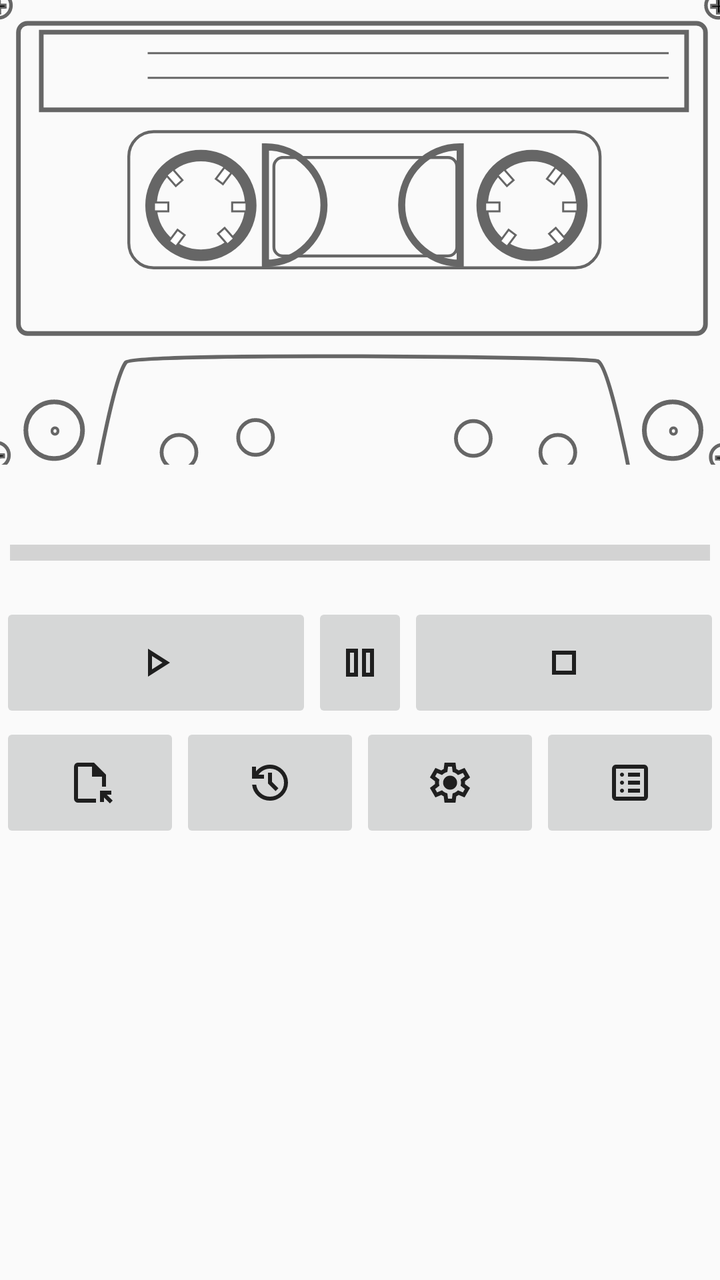
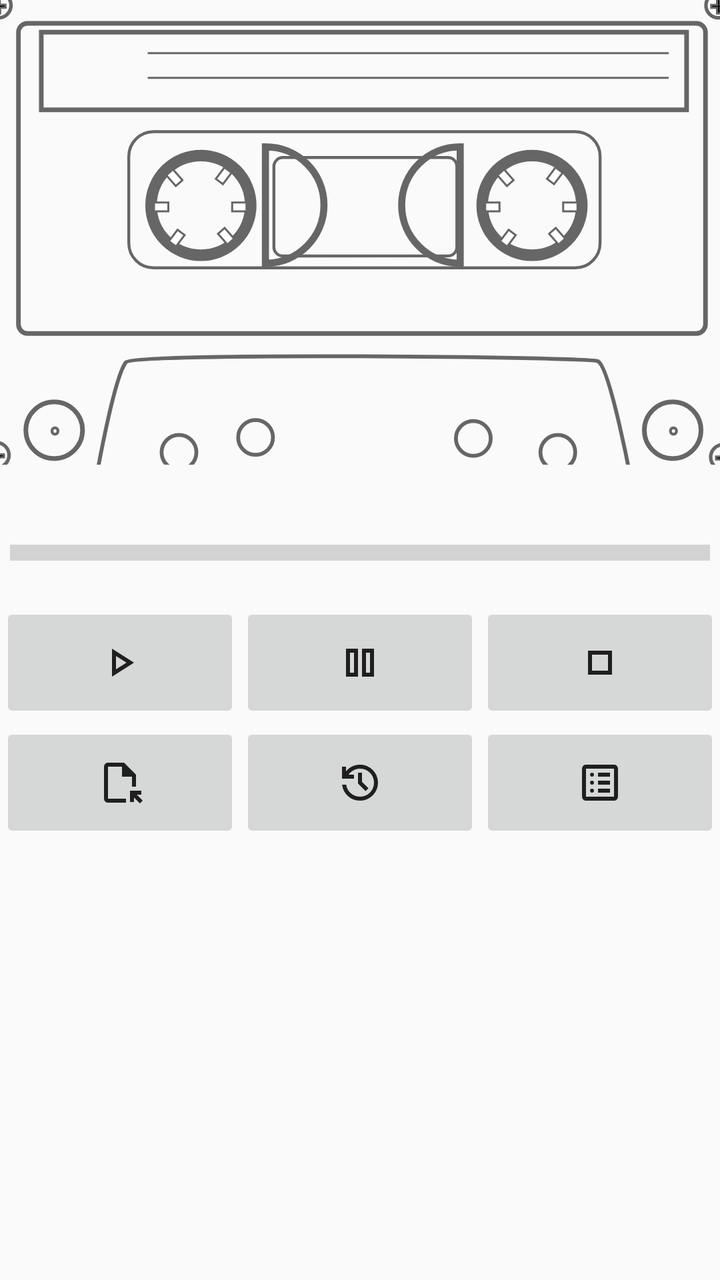

The first picture is an Android layout as it rendered before a commit; the second is the same layout after the commit. The layout source and the unified diff follow.
<!-- AndroidManifest.xml: application theme AppTheme -->
<!-- res/layout/activity_main.xml -->
<?xml version="1.0" encoding="utf-8"?>

<androidx.constraintlayout.widget.ConstraintLayout xmlns:android="http://schemas.android.com/apk/res/android"
    xmlns:app="http://schemas.android.com/apk/res-auto"
    xmlns:tools="http://schemas.android.com/tools"

    android:layout_width="match_parent"
    android:layout_height="wrap_content"
    android:keepScreenOn="true"
    tools:context=".MainActivity">

    <LinearLayout
        android:layout_width="match_parent"
        android:layout_height="match_parent"
        android:orientation="vertical"
        tools:layout_editor_absoluteX="8dp">

        <LinearLayout
            android:layout_width="match_parent"
            android:layout_height="wrap_content"
            android:orientation="vertical">

            <ImageView
                android:id="@+id/ivCassette"
                android:layout_width="match_parent"
                android:layout_height="wrap_content"
                android:adjustViewBounds="true"
                android:contentDescription="@string/cd_cassette"
                android:cropToPadding="true"
                android:paddingHorizontal="0dp"
                android:paddingVertical="0dp"
                android:scaleType="center"
                android:src="@drawable/tape_inactive" />

            <TextView
                android:id="@+id/tvTapeImageName"
                android:layout_width="match_parent"
                android:layout_height="wrap_content"
                android:textAlignment="center" />

            <ProgressBar
                android:id="@+id/pbProgress"
                style="?android:attr/progressBarStyleHorizontal"
                android:layout_width="match_parent"
                android:layout_height="wrap_content"
                android:layout_marginTop="4dp"
                android:layout_marginBottom="4dp"
                android:max="100"
                android:minHeight="32dip"
                android:padding="5dp"
                android:progress="0"
                android:scaleY="2" />

        </LinearLayout>

        <LinearLayout
            android:layout_width="match_parent"
            android:layout_height="wrap_content"
            android:orientation="vertical">

            <LinearLayout
                android:layout_width="match_parent"
                android:layout_height="wrap_content"
                android:orientation="horizontal">

                <ImageButton
                    android:id="@+id/btnPlay"
                    android:layout_width="wrap_content"
                    android:layout_height="wrap_content"
                    android:layout_weight="1"
                    android:contentDescription="@string/cd_play"
                    android:onClick="onPlay"
                    android:paddingVertical="18dp"
                    android:src="@drawable/icon_play" />

                <ImageButton
                    android:id="@+id/btnPause"
                    android:layout_width="wrap_content"
                    android:layout_height="wrap_content"
                    android:layout_weight="0"
                    android:contentDescription="@string/cd_stop"
                    android:onClick="onStopPlaying"
                    android:paddingVertical="18dp"
                    android:src="@drawable/icon_pause" />

                <ImageButton
                    android:id="@+id/btnStop"
                    android:layout_width="wrap_content"
                    android:layout_height="wrap_content"
                    android:layout_weight="1"
                    android:contentDescription="@string/cd_stop"
                    android:onClick="onStopPlaying"
                    android:paddingVertical="18dp"
                    android:src="@drawable/icon_stop" />

            </LinearLayout>

            <LinearLayout
                android:layout_width="match_parent"
                android:layout_height="wrap_content"
                android:orientation="horizontal">

                <ImageButton
                    android:id="@+id/btnBrowse"
                    android:layout_width="wrap_content"
                    android:layout_height="wrap_content"
                    android:layout_weight="1"
                    android:contentDescription="@string/cd_browse"
                    android:onClick="onBrowseTapeImage"
                    android:paddingVertical="18dp"
                    android:src="@drawable/icon_open" />

                <ImageButton
                    android:id="@+id/btnRecent"
                    android:layout_width="wrap_content"
                    android:layout_height="wrap_content"
                    android:layout_weight="1"
                    android:contentDescription="@string/cd_recent"
                    android:onClick="onRecent"
                    android:paddingVertical="18dp"
                    android:src="@drawable/icon_history" />

                <ImageButton
                    android:id="@+id/btnSettings"
                    android:layout_width="wrap_content"
                    android:layout_height="wrap_content"
                    android:layout_weight="1"
                    android:contentDescription="@string/cd_settings"
                    android:onClick="onSettings"
                    android:paddingVertical="18dp"
                    android:src="@drawable/icon_settings" />

                <ImageButton
                    android:id="@+id/btnShowChunks"
                    android:layout_width="wrap_content"
                    android:layout_height="wrap_content"
                    android:layout_weight="1"
                    android:contentDescription="@string/cd_chunks"
                    android:onClick="onDisplayChunks"
                    android:paddingVertical="18dp"
                    android:src="@drawable/icon_list" />

            </LinearLayout>

        </LinearLayout>

        <ListView
            android:id="@+id/lvChunks"
            android:layout_width="match_parent"
            android:layout_height="0dp"
            android:layout_weight="1"
            android:clickable="true"
            android:soundEffectsEnabled="false"
            android:visibility="invisible" />

    </LinearLayout>

</androidx.constraintlayout.widget.ConstraintLayout>
<!-- resources referenced by this layout -->
<resources>
  <!-- drawable icon_history (drawable) -->
  <vector xmlns:android="http://schemas.android.com/apk/res/android"
      android:width="24dp"
      android:height="24dp"
      android:viewportWidth="960"
      android:viewportHeight="960">
    <path
        android:pathData="M480,840q-138,0 -240.5,-91.5T122,520h82q14,104 92.5,172T480,760q117,0 198.5,-81.5T760,480q0,-117 -81.5,-198.5T480,200q-69,0 -129,32t-101,88h110v80L120,400v-240h80v94q51,-64 124.5,-99T480,120q75,0 140.5,28.5t114,77q48.5,48.5 77,114T840,480q0,75 -28.5,140.5t-77,114q-48.5,48.5 -114,77T480,840ZM592,648L440,496v-216h80v184l128,128 -56,56Z"
        android:fillColor="#1f1f1f"/>
  </vector>
  <!-- drawable icon_open (drawable) -->
  <vector xmlns:android="http://schemas.android.com/apk/res/android"
      android:width="24dp"
      android:height="24dp"
      android:viewportWidth="960"
      android:viewportHeight="960">
    <path
        android:pathData="M240,880q-33,0 -56.5,-23.5T160,800v-640q0,-33 23.5,-56.5T240,80h320l240,240v240h-80v-200L520,360v-200L240,160v640h360v80L240,880ZM878,895L760,777v89h-80v-226h226v80h-90l118,118 -56,57ZM240,800v-640,640Z"
        android:fillColor="#1f1f1f"/>
  </vector>
  <!-- drawable icon_pause (drawable) -->
  <vector xmlns:android="http://schemas.android.com/apk/res/android"
      android:width="24dp"
      android:height="24dp"
      android:viewportWidth="960"
      android:viewportHeight="960">
    <path
        android:pathData="M520,760v-560h240v560L520,760ZM200,760v-560h240v560L200,760ZM600,680h80v-400h-80v400ZM280,680h80v-400h-80v400ZM280,280v400,-400ZM600,280v400,-400Z"
        android:fillColor="#1f1f1f"/>
  </vector>
  <!-- drawable icon_play (drawable) -->
  <vector xmlns:android="http://schemas.android.com/apk/res/android"
      android:width="24dp"
      android:height="24dp"
      android:viewportWidth="960"
      android:viewportHeight="960">
    <path
        android:pathData="M320,760v-560l440,280 -440,280ZM400,480ZM400,614 L610,480 400,346v268Z"
        android:fillColor="#1f1f1f"/>
  </vector>
  <!-- drawable icon_settings (drawable) -->
  <vector xmlns:android="http://schemas.android.com/apk/res/android"
      android:width="24dp"
      android:height="24dp"
      android:viewportWidth="960"
      android:viewportHeight="960">
    <path
        android:pathData="m370,880 l-16,-128q-13,-5 -24.5,-12T307,725l-119,50L78,585l103,-78q-1,-7 -1,-13.5v-27q0,-6.5 1,-13.5L78,375l110,-190 119,50q11,-8 23,-15t24,-12l16,-128h220l16,128q13,5 24.5,12t22.5,15l119,-50 110,190 -103,78q1,7 1,13.5v27q0,6.5 -2,13.5l103,78 -110,190 -118,-50q-11,8 -23,15t-24,12L590,880L370,880ZM440,800h79l14,-106q31,-8 57.5,-23.5T639,633l99,41 39,-68 -86,-65q5,-14 7,-29.5t2,-31.5q0,-16 -2,-31.5t-7,-29.5l86,-65 -39,-68 -99,42q-22,-23 -48.5,-38.5T533,266l-13,-106h-79l-14,106q-31,8 -57.5,23.5T321,327l-99,-41 -39,68 86,64q-5,15 -7,30t-2,32q0,16 2,31t7,30l-86,65 39,68 99,-42q22,23 48.5,38.5T427,694l13,106ZM482,620q58,0 99,-41t41,-99q0,-58 -41,-99t-99,-41q-59,0 -99.5,41T342,480q0,58 40.5,99t99.5,41ZM480,480Z"
        android:fillColor="#1f1f1f"/>
  </vector>
  <!-- drawable icon_stop (drawable) -->
  <vector xmlns:android="http://schemas.android.com/apk/res/android"
      android:width="24dp"
      android:height="24dp"
      android:viewportWidth="960"
      android:viewportHeight="960">
    <path
        android:pathData="M320,320v320,-320ZM240,720v-480h480v480L240,720ZM320,640h320v-320L320,320v320Z"
        android:fillColor="#1f1f1f"/>
  </vector>
  <string name="cd_browse">Browse</string>
  <string name="cd_cassette">Cassette</string>
  <string name="cd_chunks">Tape image chunks</string>
  <string name="cd_play">Play</string>
  <string name="cd_recent">Recent</string>
  <string name="cd_settings">Settings</string>
  <string name="cd_stop">Stop</string>
  <style name="AppTheme" parent="Theme.AppCompat.DayNight" />
  <!-- unchanged entries left out for length: 2 -->
</resources>

<!-- the commit's change to res/layout/activity_main.xml (unified diff, before → after) -->
@@ -77,7 +77,7 @@
                     android:id="@+id/btnPause"
                     android:layout_width="wrap_content"
                     android:layout_height="wrap_content"
-                    android:layout_weight="0"
+                    android:layout_weight="1"
                     android:contentDescription="@string/cd_stop"
                     android:onClick="onStopPlaying"
                     android:paddingVertical="18dp"
@@ -121,16 +121,6 @@
                     android:src="@drawable/icon_history" />
 
                 <ImageButton
-                    android:id="@+id/btnSettings"
-                    android:layout_width="wrap_content"
-                    android:layout_height="wrap_content"
-                    android:layout_weight="1"
-                    android:contentDescription="@string/cd_settings"
-                    android:onClick="onSettings"
-                    android:paddingVertical="18dp"
-                    android:src="@drawable/icon_settings" />
-
-                <ImageButton
                     android:id="@+id/btnShowChunks"
                     android:layout_width="wrap_content"
                     android:layout_height="wrap_content"
<!-- resource entries referenced after the edit -->
@@ -40,16 +40,6 @@
         android:pathData="M320,760v-560l440,280 -440,280ZM400,480ZM400,614 L610,480 400,346v268Z"
         android:fillColor="#1f1f1f"/>
   </vector>
-  <!-- drawable icon_settings (drawable) -->
-  <vector xmlns:android="http://schemas.android.com/apk/res/android"
-      android:width="24dp"
-      android:height="24dp"
-      android:viewportWidth="960"
-      android:viewportHeight="960">
-    <path
-        android:pathData="m370,880 l-16,-128q-13,-5 -24.5,-12T307,725l-119,50L78,585l103,-78q-1,-7 -1,-13.5v-27q0,-6.5 1,-13.5L78,375l110,-190 119,50q11,-8 23,-15t24,-12l16,-128h220l16,128q13,5 24.5,12t22.5,15l119,-50 110,190 -103,78q1,7 1,13.5v27q0,6.5 -2,13.5l103,78 -110,190 -118,-50q-11,8 -23,15t-24,12L590,880L370,880ZM440,800h79l14,-106q31,-8 57.5,-23.5T639,633l99,41 39,-68 -86,-65q5,-14 7,-29.5t2,-31.5q0,-16 -2,-31.5t-7,-29.5l86,-65 -39,-68 -99,42q-22,-23 -48.5,-38.5T533,266l-13,-106h-79l-14,106q-31,8 -57.5,23.5T321,327l-99,-41 -39,68 86,64q-5,15 -7,30t-2,32q0,16 2,31t7,30l-86,65 39,68 99,-42q22,23 48.5,38.5T427,694l13,106ZM482,620q58,0 99,-41t41,-99q0,-58 -41,-99t-99,-41q-59,0 -99.5,41T342,480q0,58 40.5,99t99.5,41ZM480,480Z"
-        android:fillColor="#1f1f1f"/>
-  </vector>
   <!-- drawable icon_stop (drawable) -->
   <vector xmlns:android="http://schemas.android.com/apk/res/android"
       android:width="24dp"
@@ -65,7 +55,6 @@
   <string name="cd_chunks">Tape image chunks</string>
   <string name="cd_play">Play</string>
   <string name="cd_recent">Recent</string>
-  <string name="cd_settings">Settings</string>
   <string name="cd_stop">Stop</string>
   <style name="AppTheme" parent="Theme.AppCompat.DayNight" />
   <!-- unchanged entries left out for length: 2 -->
